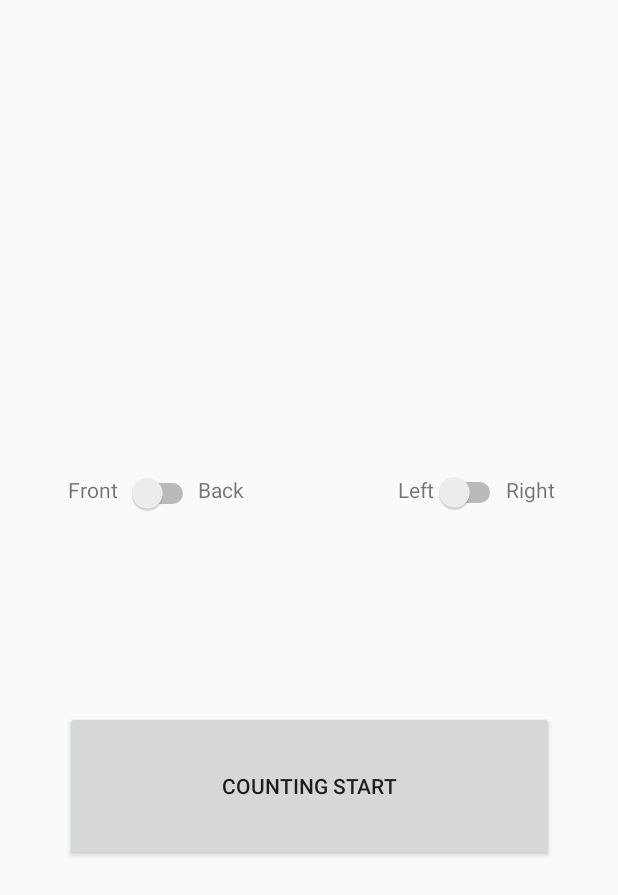
After one commit to SoftwareEngineering-Team08/image_processing, an Android app: the layout tfe_od_choose_camera.xml on its own in the app's theme, with its tools: preview values and no code run, on a phone screen of 412 x 824 dp. The commit adds this screen. Shown: the top 895 px of the screen. Run offline under Robolectric (Android 15) with nearby library versions, the phone set to English and light mode, and no system bars.

Commit message:
added Image Processing Main Page

```diff
--- a/android/app/build.gradle
+++ b/android/app/build.gradle
@@ -52,6 +52,7 @@ apply from:'download_model.gradle'
 
 dependencies {
     implementation fileTree(dir: 'libs', include: ['*.jar','*.aar'])
+    implementation 'androidx.constraintlayout:constraintlayout:2.1.2'
     interpreterImplementation project(":lib_interpreter")
     taskApiImplementation project(":lib_task_api")
     implementation 'androidx.appcompat:appcompat:1.0.0'
--- a/android/app/src/main/AndroidManifest.xml
+++ b/android/app/src/main/AndroidManifest.xml
@@ -17,6 +17,16 @@
         android:theme="@style/AppTheme.ObjectDetection">
 
         <activity
+            android:name=".MainActivity"
+            android:label="@string/tfe_od_app_name"
+            android:screenOrientation="portrait">
+            <intent-filter>
+                <action android:name="android.intent.action.MAIN" />
+                <category android:name="android.intent.category.LAUNCHER" />
+            </intent-filter>
+        </activity>
+        <activity android:name=".DetectorActivity"/>
+        <!--activity
             android:name=".DetectorActivity"
             android:label="@string/tfe_od_app_name"
             android:screenOrientation="portrait">
@@ -24,7 +34,7 @@
                 <action android:name="android.intent.action.MAIN" />
                 <category android:name="android.intent.category.LAUNCHER" />
             </intent-filter>
-        </activity>
+        </activity-->
 
     </application>
 </manifest>
--- a/android/app/src/main/java/org/tensorflow/lite/examples/detection/DetectorActivity.java
+++ b/android/app/src/main/java/org/tensorflow/lite/examples/detection/DetectorActivity.java
@@ -26,10 +26,14 @@ import android.graphics.Paint.Style;
 import android.graphics.RectF;
 import android.graphics.Typeface;
 import android.media.ImageReader.OnImageAvailableListener;
+import android.os.Bundle;
 import android.os.SystemClock;
 import android.util.Size;
 import android.util.TypedValue;
 import android.widget.Toast;
+
+import androidx.annotation.Nullable;
+
 import java.io.IOException;
 import java.util.ArrayList;
 import java.util.List;
@@ -81,6 +85,12 @@ public class DetectorActivity extends CameraActivity implements OnImageAvailable
   private MultiBoxTracker tracker;
 
   private BorderedText borderedText;
+
+  @Override
+  protected void onCreate(@Nullable Bundle savedInstanceState){
+    super.onCreate(savedInstanceState);
+    setContentView(R.layout.tfe_od_activity_camera);
+  }
 
   @Override
   public void onPreviewSizeChosen(final Size size, final int rotation) {
--- /dev/null
+++ b/android/app/src/main/java/org/tensorflow/lite/examples/detection/MainActivity.java
@@ -0,0 +1,29 @@
+package org.tensorflow.lite.examples.detection;
+
+import android.content.Intent;
+import android.os.Bundle;
+import android.view.View;
+import android.widget.Button;
+
+import androidx.appcompat.app.AppCompatActivity;
+
+public class MainActivity extends AppCompatActivity {
+    public static boolean isFront;
+    public static boolean isLeft;
+
+    @Override
+    protected void onCreate(Bundle savedInstanceState){
+        super.onCreate(savedInstanceState);
+        setContentView(R.layout.tfe_od_choose_camera);
+
+        Button countButton = findViewById(R.id.StartCounting);
+        countButton.setOnClickListener(new View.OnClickListener(){
+
+            @Override
+            public void onClick(View view){
+                Intent intent = new Intent(getApplicationContext(), DetectorActivity.class);
+                startActivity(intent);
+            }
+        });
+    }
+}
--- a/android/app/src/main/java/org/tensorflow/lite/examples/detection/tracking/MultiBoxTracker.java
+++ b/android/app/src/main/java/org/tensorflow/lite/examples/detection/tracking/MultiBoxTracker.java
@@ -157,7 +157,7 @@ public class MultiBoxTracker {
         //borderedText.drawText(canvas, trackedPos.left + cornerSize, trackedPos.top, labelString);
         final Pair<Float, Float> pair = new Pair<>(trackedPos.centerX(), trackedPos.centerY());
         borderedText.drawText(
-                canvas, trackedPos.left + cornerSize, trackedPos.top, labelString + "%", boxPaint);
+                canvas, trackedPos.left + cornerSize, trackedPos.top, "CenterX: " + trackedPos.centerX(), boxPaint);
       }
 
     }
--- a/android/app/src/main/res/layout/tfe_od_activity_camera.xml
+++ b/android/app/src/main/res/layout/tfe_od_activity_camera.xml
@@ -27,8 +27,7 @@
         android:orientation="vertical">
 
 
-        <FrameLayout xmlns:android="http://schemas.android.com/apk/res/android"
-            xmlns:tools="http://schemas.android.com/tools"
+        <FrameLayout
             android:id="@+id/container"
             android:layout_width="match_parent"
             android:layout_height="match_parent"
@@ -46,5 +45,5 @@
     <include
         android:id="@+id/bottom_sheet_layout"
         layout="@layout/tfe_od_layout_bottom_sheet"
-        android:layout_height="181dp" />
+        />
 </androidx.coordinatorlayout.widget.CoordinatorLayout>
--- /dev/null
+++ b/android/app/src/main/res/layout/tfe_od_choose_camera.xml
@@ -0,0 +1,94 @@
+<?xml version="1.0" encoding="utf-8"?>
+<androidx.constraintlayout.widget.ConstraintLayout xmlns:android="http://schemas.android.com/apk/res/android"
+    xmlns:app="http://schemas.android.com/apk/res-auto"
+    xmlns:tools="http://schemas.android.com/tools"
+    android:layout_width="match_parent"
+    android:layout_height="match_parent">
+
+    <Button
+        android:id="@+id/StartCounting"
+        android:layout_width="326dp"
+        android:layout_height="100dp"
+        android:layout_marginStart="45dp"
+        android:layout_marginEnd="45dp"
+        android:layout_marginBottom="250dp"
+        android:text="COUNTING START"
+        app:layout_constraintBottom_toBottomOf="parent"
+        app:layout_constraintEnd_toEndOf="parent"
+        app:layout_constraintStart_toStartOf="parent" />
+
+    <TextView
+        android:id="@+id/textView4"
+        android:layout_width="wrap_content"
+        android:layout_height="wrap_content"
+        android:layout_marginTop="270dp"
+        android:layout_marginEnd="42dp"
+        android:layout_marginBottom="92dp"
+        android:text="Right"
+        app:layout_constraintBottom_toTopOf="@+id/StartCounting"
+        app:layout_constraintEnd_toEndOf="parent"
+        app:layout_constraintTop_toTopOf="parent" />
+
+    <Switch
+        android:id="@+id/camPosition"
+        android:layout_width="wrap_content"
+        android:layout_height="wrap_content"
+        android:layout_marginStart="6dp"
+        android:layout_marginTop="257dp"
+        android:layout_marginBottom="76dp"
+        android:minWidth="48dp"
+        android:minHeight="48dp"
+        app:layout_constraintBottom_toTopOf="@+id/StartCounting"
+        app:layout_constraintEnd_toStartOf="@+id/textView"
+        app:layout_constraintStart_toEndOf="@+id/textView2"
+        app:layout_constraintTop_toTopOf="parent"
+        app:layout_constraintVertical_bias="0.51" />
+
+    <TextView
+        android:id="@+id/textView2"
+        android:layout_width="wrap_content"
+        android:layout_height="wrap_content"
+        android:layout_marginStart="45dp"
+        android:layout_marginTop="270dp"
+        android:layout_marginBottom="92dp"
+        android:text="Front"
+        app:layout_constraintBottom_toTopOf="@+id/StartCounting"
+        app:layout_constraintStart_toStartOf="parent"
+        app:layout_constraintTop_toTopOf="parent" />
+
+    <TextView
+        android:id="@+id/textView"
+        android:layout_width="wrap_content"
+        android:layout_height="wrap_content"
+        android:layout_marginStart="132dp"
+        android:layout_marginTop="270dp"
+        android:layout_marginBottom="92dp"
+        android:text="Back"
+        app:layout_constraintBottom_toTopOf="@+id/StartCounting"
+        app:layout_constraintStart_toStartOf="parent"
+        app:layout_constraintTop_toTopOf="parent" />
+
+    <Switch
+        android:id="@+id/switch6"
+        android:layout_width="wrap_content"
+        android:layout_height="wrap_content"
+        android:layout_marginTop="257dp"
+        android:layout_marginBottom="76dp"
+        android:minWidth="48dp"
+        android:minHeight="48dp"
+        app:layout_constraintBottom_toTopOf="@+id/StartCounting"
+        app:layout_constraintEnd_toStartOf="@+id/textView4"
+        app:layout_constraintTop_toTopOf="parent" />
+
+    <TextView
+        android:id="@+id/textView5"
+        android:layout_width="wrap_content"
+        android:layout_height="wrap_content"
+        android:layout_marginTop="270dp"
+        android:layout_marginBottom="92dp"
+        android:text="Left"
+        app:layout_constraintBottom_toTopOf="@+id/StartCounting"
+        app:layout_constraintEnd_toStartOf="@+id/switch6"
+        app:layout_constraintTop_toTopOf="parent" />
+
+</androidx.constraintlayout.widget.ConstraintLayout>
```
Lines whose indentation alone changed are shown as unchanged.
